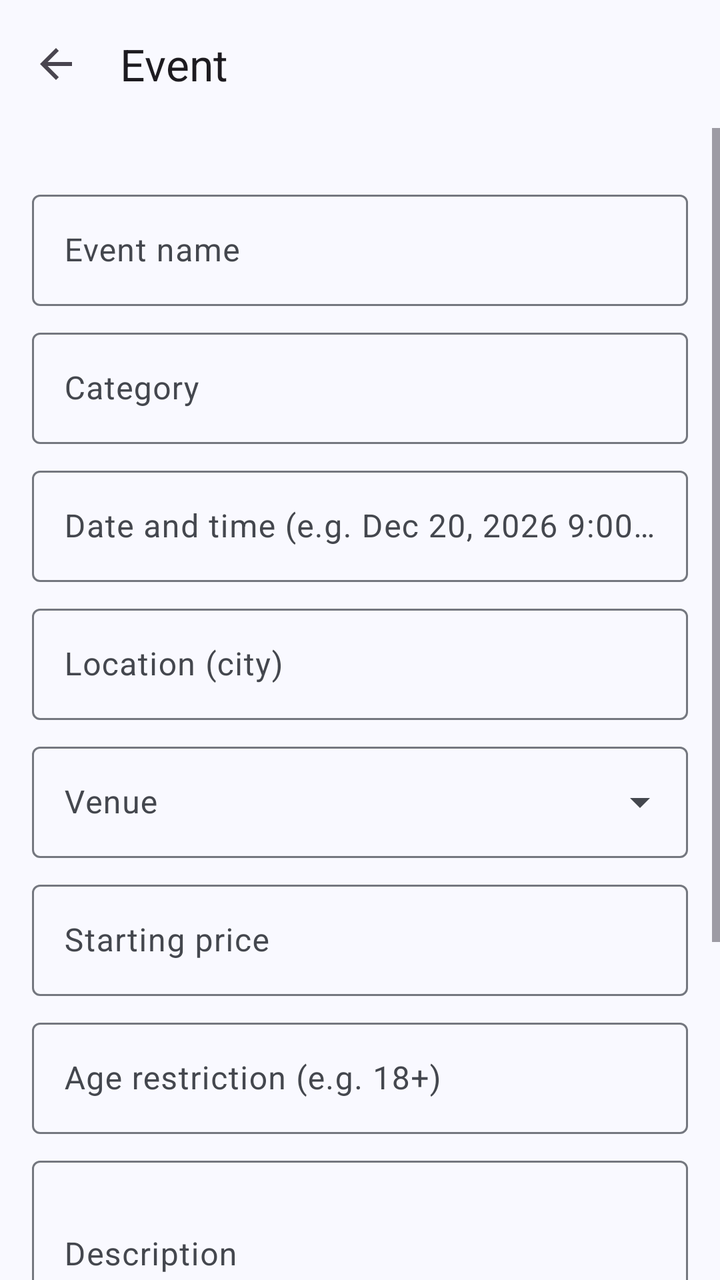
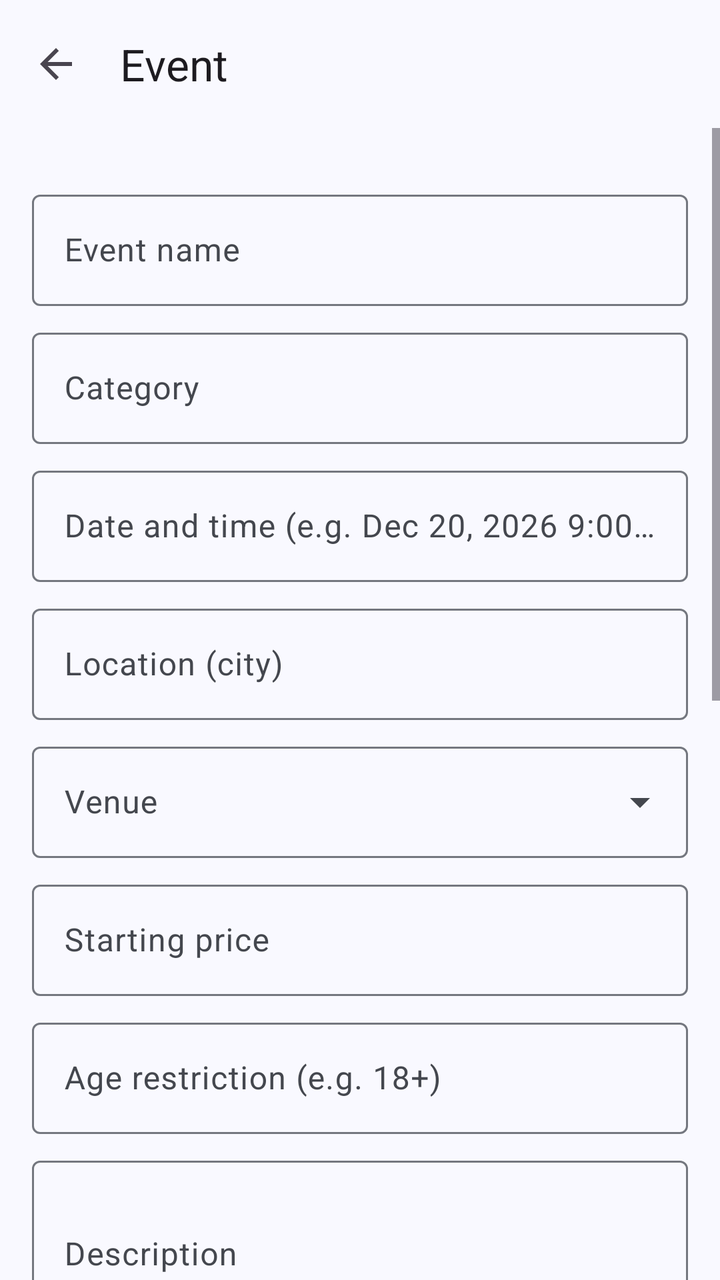

Compare the two renders of this Android layout. The source of the first and the diff that turns it into the second are given below.
<!-- AndroidManifest.xml: application theme Theme.Ticketree -->
<!-- res/layout/activity_event_form.xml -->
<?xml version="1.0" encoding="utf-8"?>
<LinearLayout xmlns:android="http://schemas.android.com/apk/res/android"
    xmlns:app="http://schemas.android.com/apk/res-auto"
    android:layout_width="match_parent"
    android:layout_height="match_parent"
    android:fitsSystemWindows="true"
    android:orientation="vertical">
    <com.google.android.material.appbar.MaterialToolbar
        android:id="@+id/toolbar"
        android:layout_width="match_parent"
        android:layout_height="?attr/actionBarSize"
        app:navigationIcon="@drawable/ic_back"
        app:title="Event" />
<ScrollView xmlns:android="http://schemas.android.com/apk/res/android"
    android:layout_width="match_parent"
    android:layout_height="0dp"
    android:layout_weight="1">

    <LinearLayout
        android:layout_width="match_parent"
        android:layout_height="wrap_content"
        android:orientation="vertical"
        android:padding="16dp">

        <com.google.android.material.textfield.TextInputLayout
        android:id="@+id/tilName"
            style="@style/Widget.Material3.TextInputLayout.OutlinedBox"
            android:layout_width="match_parent"
            android:layout_height="wrap_content"
            android:layout_marginTop="12dp"
            android:hint="Event name">

            <com.google.android.material.textfield.TextInputEditText
                android:id="@+id/etName"
                android:layout_width="match_parent"
                android:layout_height="wrap_content"
                android:inputType="text" />
        </com.google.android.material.textfield.TextInputLayout>

        <com.google.android.material.textfield.TextInputLayout
        android:id="@+id/tilCategory"
            style="@style/Widget.Material3.TextInputLayout.OutlinedBox"
            android:layout_width="match_parent"
            android:layout_height="wrap_content"
            android:layout_marginTop="8dp"
            android:hint="Category">

            <com.google.android.material.textfield.TextInputEditText
                android:id="@+id/etCategory"
                android:layout_width="match_parent"
                android:layout_height="wrap_content"
                android:inputType="text" />
        </com.google.android.material.textfield.TextInputLayout>

        <com.google.android.material.textfield.TextInputLayout
        android:id="@+id/tilDate"
            style="@style/Widget.Material3.TextInputLayout.OutlinedBox"
            android:layout_width="match_parent"
            android:layout_height="wrap_content"
            android:layout_marginTop="8dp"
            android:hint="Date and time (e.g. Dec 20, 2026 9:00 AM)">

            <com.google.android.material.textfield.TextInputEditText
                android:id="@+id/etDate"
                android:layout_width="match_parent"
                android:layout_height="wrap_content"
                android:inputType="text" />
        </com.google.android.material.textfield.TextInputLayout>

        <com.google.android.material.textfield.TextInputLayout
        android:id="@+id/tilLocation"
            style="@style/Widget.Material3.TextInputLayout.OutlinedBox"
            android:layout_width="match_parent"
            android:layout_height="wrap_content"
            android:layout_marginTop="8dp"
            android:hint="Location (city)">

            <com.google.android.material.textfield.TextInputEditText
                android:id="@+id/etLocation"
                android:layout_width="match_parent"
                android:layout_height="wrap_content"
                android:inputType="text" />
        </com.google.android.material.textfield.TextInputLayout>

        <com.google.android.material.textfield.TextInputLayout
            style="@style/Widget.Material3.TextInputLayout.OutlinedBox.ExposedDropdownMenu"
            android:layout_width="match_parent"
            android:layout_height="wrap_content"
            android:layout_marginTop="8dp"
            android:hint="Venue">

            <com.google.android.material.textfield.MaterialAutoCompleteTextView
                android:id="@+id/ddVenue"
                android:layout_width="match_parent"
                android:layout_height="wrap_content"
                android:inputType="none" />
        </com.google.android.material.textfield.TextInputLayout>

        <com.google.android.material.textfield.TextInputLayout
        android:id="@+id/tilPrice"
            style="@style/Widget.Material3.TextInputLayout.OutlinedBox"
            android:layout_width="match_parent"
            android:layout_height="wrap_content"
            android:layout_marginTop="8dp"
            android:hint="Starting price">

            <com.google.android.material.textfield.TextInputEditText
                android:id="@+id/etPrice"
                android:layout_width="match_parent"
                android:layout_height="wrap_content"
                android:inputType="number"
                android:maxLength="6" />
        </com.google.android.material.textfield.TextInputLayout>

        <com.google.android.material.textfield.TextInputLayout
        android:id="@+id/tilAge"
            style="@style/Widget.Material3.TextInputLayout.OutlinedBox"
            android:layout_width="match_parent"
            android:layout_height="wrap_content"
            android:layout_marginTop="8dp"
            android:hint="Age restriction (e.g. 18+)">

            <com.google.android.material.textfield.TextInputEditText
                android:id="@+id/etAge"
                android:layout_width="match_parent"
                android:layout_height="wrap_content"
                android:inputType="text" />
        </com.google.android.material.textfield.TextInputLayout>

        <com.google.android.material.textfield.TextInputLayout
        android:id="@+id/tilDescription"
            style="@style/Widget.Material3.TextInputLayout.OutlinedBox"
            android:layout_width="match_parent"
            android:layout_height="wrap_content"
            android:layout_marginTop="8dp"
            android:hint="Description">

            <com.google.android.material.textfield.TextInputEditText
                android:id="@+id/etDescription"
                android:layout_width="match_parent"
                android:layout_height="wrap_content"
                android:inputType="textMultiLine"
                android:minLines="3" />
        </com.google.android.material.textfield.TextInputLayout>

        <com.google.android.material.textfield.TextInputLayout
            android:id="@+id/tilSpeakers"
            style="@style/Widget.Material3.TextInputLayout.OutlinedBox"
            android:layout_width="match_parent"
            android:layout_height="wrap_content"
            android:layout_marginTop="8dp"
            android:hint="Speaker lineup">

            <com.google.android.material.textfield.TextInputEditText
                android:id="@+id/etSpeakers"
                android:layout_width="match_parent"
                android:layout_height="wrap_content"
                android:inputType="text" />
        </com.google.android.material.textfield.TextInputLayout>

        <com.google.android.material.materialswitch.MaterialSwitch
            android:id="@+id/swPublished"
            android:layout_width="match_parent"
            android:layout_height="wrap_content"
            android:layout_marginTop="8dp"
            android:checked="true"
            android:text="Published" />

        <com.google.android.material.button.MaterialButton
            android:id="@+id/btnSave"
            android:layout_width="match_parent"
            android:layout_height="wrap_content"
            android:layout_marginTop="16dp"
            android:text="Save event" />
    </LinearLayout>
</ScrollView>
</LinearLayout>
<!-- resources referenced by this layout -->
<resources>
  <!-- drawable ic_back (drawable) -->
  <vector xmlns:android="http://schemas.android.com/apk/res/android"
      android:width="24dp"
      android:height="24dp"
      android:tint="?attr/colorControlNormal"
      android:viewportWidth="24"
      android:viewportHeight="24">
      <path
          android:fillColor="@android:color/white"
          android:pathData="M20,11H7.83l5.59,-5.59L12,4l-8,8 8,8 1.41,-1.41L7.83,13H20v-2z" />
  </vector>
  <style name="Theme.Ticketree" parent="AppTheme">
          <item name="android:windowSoftInputMode">adjustResize</item>
      </style>
  <color name="md_theme_primary">#415F91</color>
  <color name="md_theme_onPrimary">#FFFFFF</color>
  <color name="md_theme_primaryContainer">#D6E3FF</color>
  <color name="md_theme_onPrimaryContainer">#284777</color>
  <color name="md_theme_secondary">#565F71</color>
  <color name="md_theme_onSecondary">#FFFFFF</color>
  <color name="md_theme_secondaryContainer">#DAE2F9</color>
  <color name="md_theme_onSecondaryContainer">#3E4759</color>
  <color name="md_theme_tertiary">#705575</color>
  <color name="md_theme_onTertiary">#FFFFFF</color>
  <color name="md_theme_tertiaryContainer">#FAD8FD</color>
  <color name="md_theme_onTertiaryContainer">#573E5C</color>
  <color name="md_theme_error">#BA1A1A</color>
  <color name="md_theme_onError">#FFFFFF</color>
  <color name="md_theme_errorContainer">#FFDAD6</color>
  <color name="md_theme_onErrorContainer">#93000A</color>
  <color name="md_theme_background">#F9F9FF</color>
  <color name="md_theme_onBackground">#191C20</color>
  <color name="md_theme_surface">#F9F9FF</color>
  <color name="md_theme_onSurface">#191C20</color>
  <color name="md_theme_surfaceVariant">#E0E2EC</color>
  <color name="md_theme_onSurfaceVariant">#44474E</color>
  <color name="md_theme_outline">#74777F</color>
  <color name="md_theme_outlineVariant">#C4C6D0</color>
  <color name="md_theme_inverseSurface">#2E3036</color>
  <color name="md_theme_inverseOnSurface">#F0F0F7</color>
  <color name="md_theme_inversePrimary">#AAC7FF</color>
  <color name="md_theme_primaryFixed">#D6E3FF</color>
  <color name="md_theme_onPrimaryFixed">#001B3E</color>
  <color name="md_theme_primaryFixedDim">#AAC7FF</color>
  <color name="md_theme_onPrimaryFixedVariant">#284777</color>
  <color name="md_theme_secondaryFixed">#DAE2F9</color>
  <color name="md_theme_onSecondaryFixed">#131C2B</color>
  <color name="md_theme_secondaryFixedDim">#BEC6DC</color>
  <color name="md_theme_onSecondaryFixedVariant">#3E4759</color>
  <color name="md_theme_tertiaryFixed">#FAD8FD</color>
  <color name="md_theme_onTertiaryFixed">#28132E</color>
  <color name="md_theme_tertiaryFixedDim">#DDBCE0</color>
  <color name="md_theme_onTertiaryFixedVariant">#573E5C</color>
  <color name="md_theme_surfaceDim">#D9D9E0</color>
  <color name="md_theme_surfaceBright">#F9F9FF</color>
  <color name="md_theme_surfaceContainerLowest">#FFFFFF</color>
  <color name="md_theme_surfaceContainerLow">#F3F3FA</color>
  <color name="md_theme_surfaceContainer">#EDEDF4</color>
  <color name="md_theme_surfaceContainerHigh">#E7E8EE</color>
  <color name="md_theme_surfaceContainerHighest">#E2E2E9</color>
  <!-- unchanged entries left out for length: 1 -->
</resources>

<!-- the commit's change to res/layout/activity_event_form.xml (unified diff, before → after) -->
@@ -158,6 +158,44 @@
                 android:inputType="text" />
         </com.google.android.material.textfield.TextInputLayout>
 
+        <com.google.android.material.textfield.TextInputLayout
+            android:id="@+id/tilTerms"
+            style="@style/Widget.Material3.TextInputLayout.OutlinedBox"
+            android:layout_width="match_parent"
+            android:layout_height="wrap_content"
+            android:layout_marginTop="8dp"
+            android:hint="Terms and conditions">
+
+            <com.google.android.material.textfield.TextInputEditText
+                android:id="@+id/etTerms"
+                android:layout_width="match_parent"
+                android:layout_height="wrap_content"
+                android:inputType="textMultiLine"
+                android:minLines="3" />
+        </com.google.android.material.textfield.TextInputLayout>
+
+        <com.google.android.material.textfield.TextInputLayout
+            style="@style/Widget.Material3.TextInputLayout.OutlinedBox.ExposedDropdownMenu"
+            android:layout_width="match_parent"
+            android:layout_height="wrap_content"
+            android:layout_marginTop="8dp"
+            android:hint="Event image">
+
+            <com.google.android.material.textfield.MaterialAutoCompleteTextView
+                android:id="@+id/ddImage"
+                android:layout_width="match_parent"
+                android:layout_height="wrap_content"
+                android:inputType="none" />
+        </com.google.android.material.textfield.TextInputLayout>
+
+        <ImageView
+            android:id="@+id/ivPreview"
+            android:layout_width="match_parent"
+            android:layout_height="160dp"
+            android:layout_marginTop="8dp"
+            android:contentDescription="Event image preview"
+            android:scaleType="centerCrop" />
+
         <com.google.android.material.materialswitch.MaterialSwitch
             android:id="@+id/swPublished"
             android:layout_width="match_parent"
